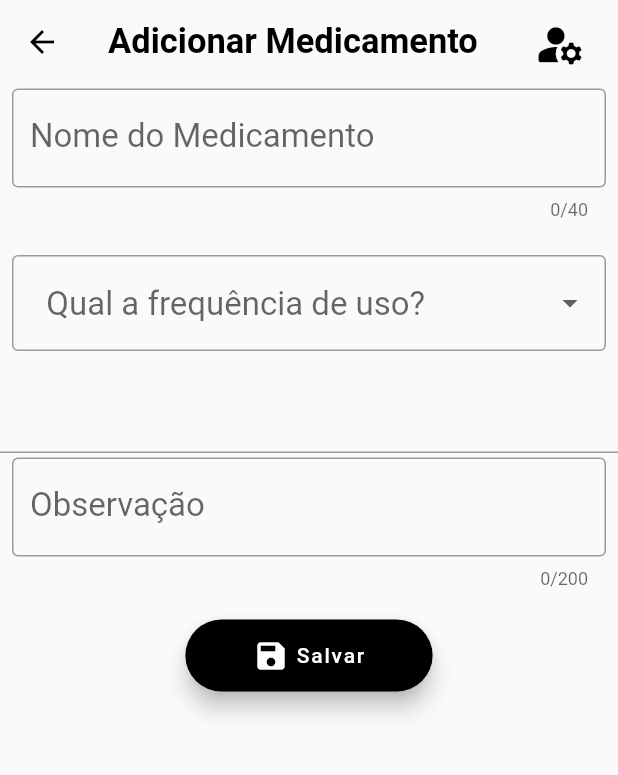
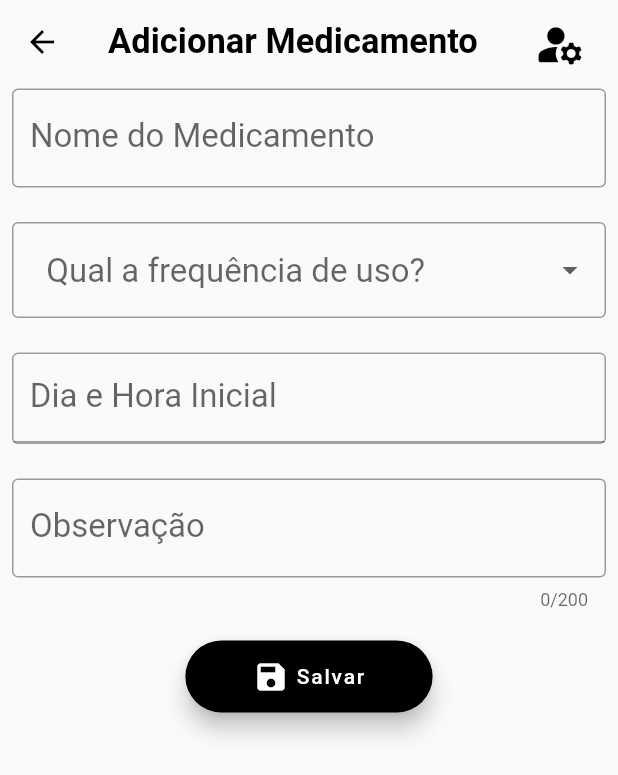
Before and after one commit to Patrickalvares/app_medicine_scheduler, a Flutter app: the NewMedicine screen opened directly, on a phone screen of 412 x 824 dp. Shown: the top 775 px of the screen. Run offline on Flutter 3.47's test engine with Material 2 defaults, Android fonts, the phone set to English and light mode, and no system bars; our stand-ins replace flutter_bloc, flutter_time_picker_spinner, table_calendar.

Commit message:
New medicine containers decoration fix

```diff
--- a/lib/pages/new_medicine.dart
+++ b/lib/pages/new_medicine.dart
@@ -44,7 +44,7 @@ class _NewMedicineState extends State<NewMedicine> {
       return;
     }
     String dateString =
-        '${date.day.toString().padLeft(2, '0')}/${date.month.toString().padLeft(2, '0')}/${date.year}';
+        '  ${date.day.toString().padLeft(2, '0')}/${date.month.toString().padLeft(2, '0')}/${date.year}';
     String timeString =
         '${time.hour.toString().padLeft(2, '0')}:${time.minute.toString().padLeft(2, '0')}';
     _initialDate.text = '$dateString $timeString';
@@ -106,6 +106,7 @@ class _NewMedicineState extends State<NewMedicine> {
                     }
                   },
                   decoration: const InputDecoration(
+                      counterText: "",
                       label: Text('Nome do Medicamento'),
                       border: OutlineInputBorder()),
                   controller: _medicineName,
@@ -171,9 +172,25 @@ class _NewMedicineState extends State<NewMedicine> {
                       });
                     },
                   )),
-              TextFormField(
-                onTap: _openInitialDatePicker,
-                controller: _initialDate,
+              Padding(
+                padding: const EdgeInsets.only(
+                    left: 8.0, right: 8, top: 3, bottom: 20),
+                child: Container(
+                  decoration: BoxDecoration(
+                      border: Border.all(color: Colors.grey.shade500),
+                      borderRadius: BorderRadius.circular(4)),
+                  child: TextFormField(
+                    onTap: _openInitialDatePicker,
+                    enableSuggestions: true,
+                    cursorHeight: 34,
+                    decoration: const InputDecoration(
+                        label: Text(
+                      '  Dia e Hora Inicial',
+                      style: TextStyle(fontSize: 22),
+                    )),
+                    controller: _initialDate,
+                  ),
+                ),
               ),
               Padding(
                 padding: const EdgeInsets.only(
```
